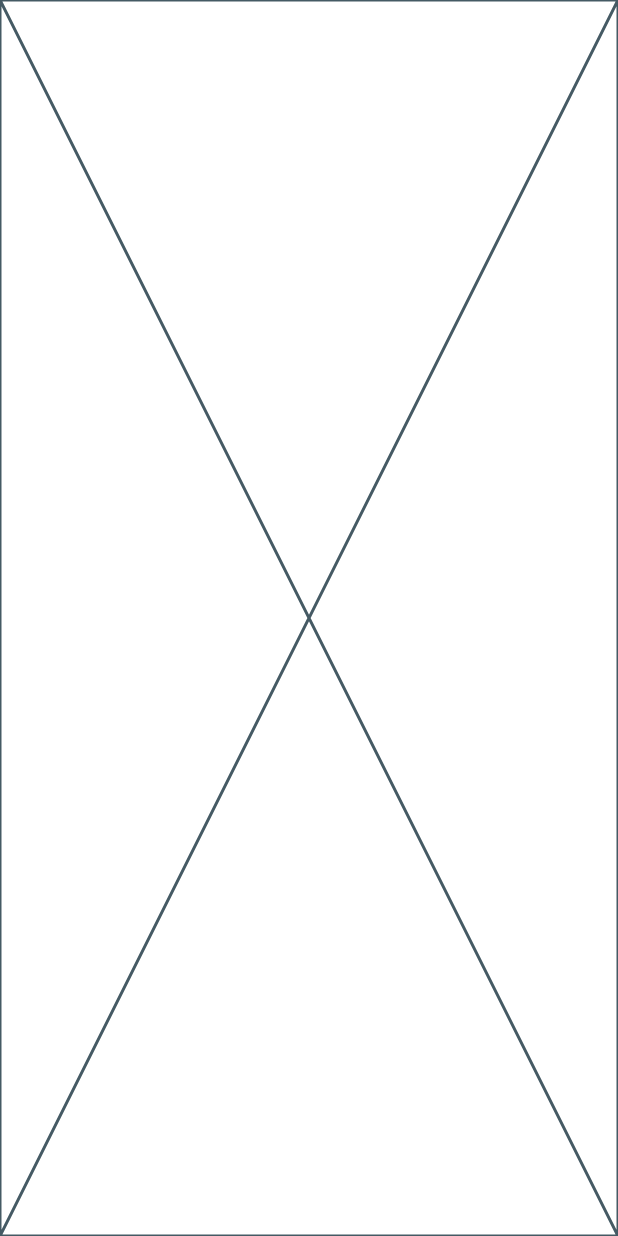
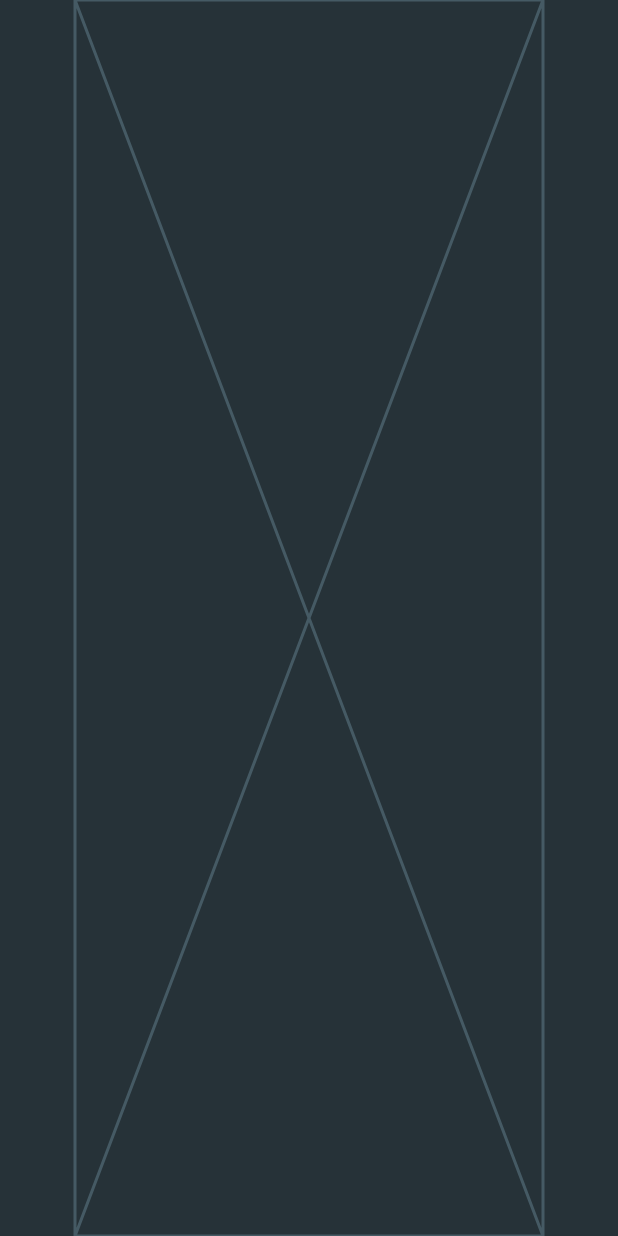
Before and after one commit to huseyinhamad/JiraTracker, a Flutter app: the screen it shows after launch, on a phone screen of 412 x 824 dp. Run offline on Flutter 3.47's test engine with Material 2 defaults, Android fonts, the phone set to English and light mode, and no system bars; our stand-ins replace dartz, equatable, flutter_bloc, get_it; missing offline and left inert: oauth2.

Commit message:
Project structure stablized

```diff
--- a/lib/application_layer/core/services/theme_service.dart
+++ /dev/null
@@ -1,10 +0,0 @@
-import 'package:flutter/foundation.dart';
-
-class ThemeService extends ChangeNotifier {
-  bool isDarkModeOn = false;
-
-  void toggleTheme() {
-    isDarkModeOn = !isDarkModeOn;
-    notifyListeners();
-  }
-}
--- a/lib/application_layer/pages/landing_page/cubit/landing_cubit.dart
+++ b/lib/application_layer/pages/landing_page/cubit/landing_cubit.dart
@@ -3,6 +3,6 @@ import 'package:flutter_bloc/flutter_bloc.dart';
 
 part 'landing_state.dart';
 
-class LandingCubit extends Cubit<LandingState> {
-  LandingCubit() : super(LandingInitial());
+class LandingCubit extends Cubit<LandingCubitState> {
+  LandingCubit() : super(const LandingInitial());
 }
--- a/lib/application_layer/pages/landing_page/cubit/landing_state.dart
+++ b/lib/application_layer/pages/landing_page/cubit/landing_state.dart
@@ -1,10 +1,12 @@
 part of 'landing_cubit.dart';
 
-abstract class LandingState extends Equatable {
-  const LandingState();
+abstract class LandingCubitState extends Equatable {
+  const LandingCubitState();
 
   @override
   List<Object> get props => [];
 }
 
-class LandingInitial extends LandingState {}
+class LandingInitial extends LandingCubitState {
+  const LandingInitial();
+}
--- a/lib/application_layer/pages/landing_page/landing_page.dart
+++ b/lib/application_layer/pages/landing_page/landing_page.dart
@@ -1,6 +1,7 @@
 import 'package:flutter/material.dart';
 import 'package:flutter_bloc/flutter_bloc.dart';
-import 'package:jiratracker/application_layer/pages/landing_page/bloc/landing_bloc.dart';
+import 'package:jiratracker/application_layer/pages/landing_page/cubit/landing_cubit.dart';
+import 'package:jiratracker/injection.dart';
 
 class LandingPageWrapperProvider extends StatelessWidget {
   const LandingPageWrapperProvider({Key? key}) : super(key: key);
@@ -8,7 +9,7 @@ class LandingPageWrapperProvider extends StatelessWidget {
   @override
   Widget build(BuildContext context) {
     return BlocProvider(
-      create: (context) => LandingBloc(),
+      create: (context) => locator<LandingCubit>(),
       child: const LandingPage(),
     );
   }
@@ -19,6 +20,26 @@ class LandingPage extends StatelessWidget {
 
   @override
   Widget build(BuildContext context) {
-    return const Placeholder();
+    return Scaffold(
+      body: Padding(
+        padding: const EdgeInsets.symmetric(horizontal: 50),
+        child: Column(
+          children: [
+            Expanded(
+              child: Center(
+                child: BlocBuilder<LandingCubit, LandingCubitState>(
+                  builder: (context, state) {
+                    if (state is LandingInitial) {
+                      return const Placeholder();
+                    }
+                    return const SizedBox();
+                  },
+                ),
+              ),
+            ),
+          ],
+        ),
+      ),
+    );
   }
 }
--- /dev/null
+++ b/lib/data_layer/exceptions/exceptions.dart
@@ -0,0 +1,3 @@
+class ServerException implements Exception {}
+
+class CacheException implements Exception {}
--- /dev/null
+++ b/lib/domain_layer/repositories/auth_repo.dart
@@ -0,0 +1,6 @@
+import 'package:dartz/dartz.dart';
+import 'package:jiratracker/domain_layer/failures/failures.dart';
+
+abstract class AuthRepo {
+  Future<Either<Failure, String>> authorizeUser();
+}
--- a/lib/injection.dart
+++ b/lib/injection.dart
@@ -1,9 +1,10 @@
 import 'package:get_it/get_it.dart';
+import 'package:jiratracker/application_layer/pages/landing_page/cubit/landing_cubit.dart';
 
 final locator = GetIt.instance;
 
 Future<void> init() async {
   // Application Layer
-
+  locator.registerFactory(() => LandingCubit());
   return Future.value();
 }
--- a/lib/main.dart
+++ b/lib/main.dart
@@ -1,31 +1,23 @@
 import 'package:flutter/material.dart';
-import 'package:jiratracker/application_layer/core/services/theme_service.dart';
 import 'package:jiratracker/application_layer/pages/landing_page/landing_page.dart';
 import 'package:jiratracker/theme.dart';
-import 'package:provider/provider.dart';
 import 'package:jiratracker/injection.dart' as di;
 
 void main() async {
   WidgetsFlutterBinding.ensureInitialized();
   await di.init();
-  runApp(ChangeNotifierProvider(
-    create: (context) => ThemeService(),
-    child: const MyApp(),
-  ));
+  runApp(const MyApp());
 }
 
 class MyApp extends StatelessWidget {
-  const MyApp({super.key});
+  const MyApp({Key? key}) : super(key: key);
 
   @override
   Widget build(BuildContext context) {
-    return Consumer<ThemeService>(builder: (context, themeService, child) {
-      return MaterialApp(
-        themeMode: themeService.isDarkModeOn ? ThemeMode.dark : ThemeMode.light,
-        theme: AppTheme.lightTheme,
-        darkTheme: AppTheme.darkTheme,
-        home: const LandingPage(),
-      );
-    });
+    return MaterialApp(
+      themeMode: ThemeMode.dark,
+      theme: AppTheme.darkTheme,
+      home: const LandingPageWrapperProvider(),
+    );
   }
 }
--- a/pubspec.yaml
+++ b/pubspec.yaml
@@ -14,6 +14,11 @@ dependencies:
   flutter_bloc: ^8.1.1
   equatable: ^2.0.5
   get_it: ^7.2.0
+  dartz: ^0.10.1
+  http: ^0.13.5
+  oauth2: ^2.0.1
+  url_launcher: ^6.1.7
+  uni_links: ^0.5.1
 
 dev_dependencies:
   flutter_test:
```
Also changed, not shown: lib/application_layer/core/constants/api_constants.dart (added, +8 -0 lines), lib/application_layer/pages/landing_page/bloc/landing_bloc.dart (deleted, +0 -13 lines), lib/application_layer/pages/landing_page/bloc/landing_event.dart (deleted, +0 -8 lines), lib/application_layer/pages/landing_page/bloc/landing_state.dart (deleted, +0 -10 lines), lib/application_layer/pages/landing_page/widgets/custom_button.dart (added, +41 -0 lines), lib/data_layer/datasource/remote_datasource.dart (added, +20 -0 lines), lib/domain_layer/failures/failures.dart (added, +12 -0 lines), lib/domain_layer/usecases/auth_usecases.dart (added, +13 -0 lines), 8 other files.
